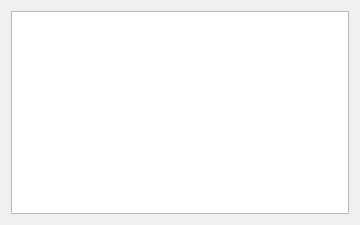
This is dialog_version.ui in Tria-Andy/WorkoutEditor as Qt 5 draws it before an edit. The edited form follows.
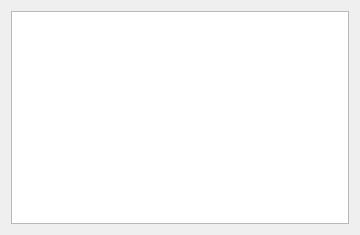
This is the edited form.

Diff of the .ui file:
```diff
--- a/dialog_version.ui
+++ b/dialog_version.ui
@@ -7,7 +7,7 @@
     <x>0</x>
     <y>0</y>
     <width>360</width>
-    <height>225</height>
+    <height>235</height>
    </rect>
   </property>
   <property name="font">
```
